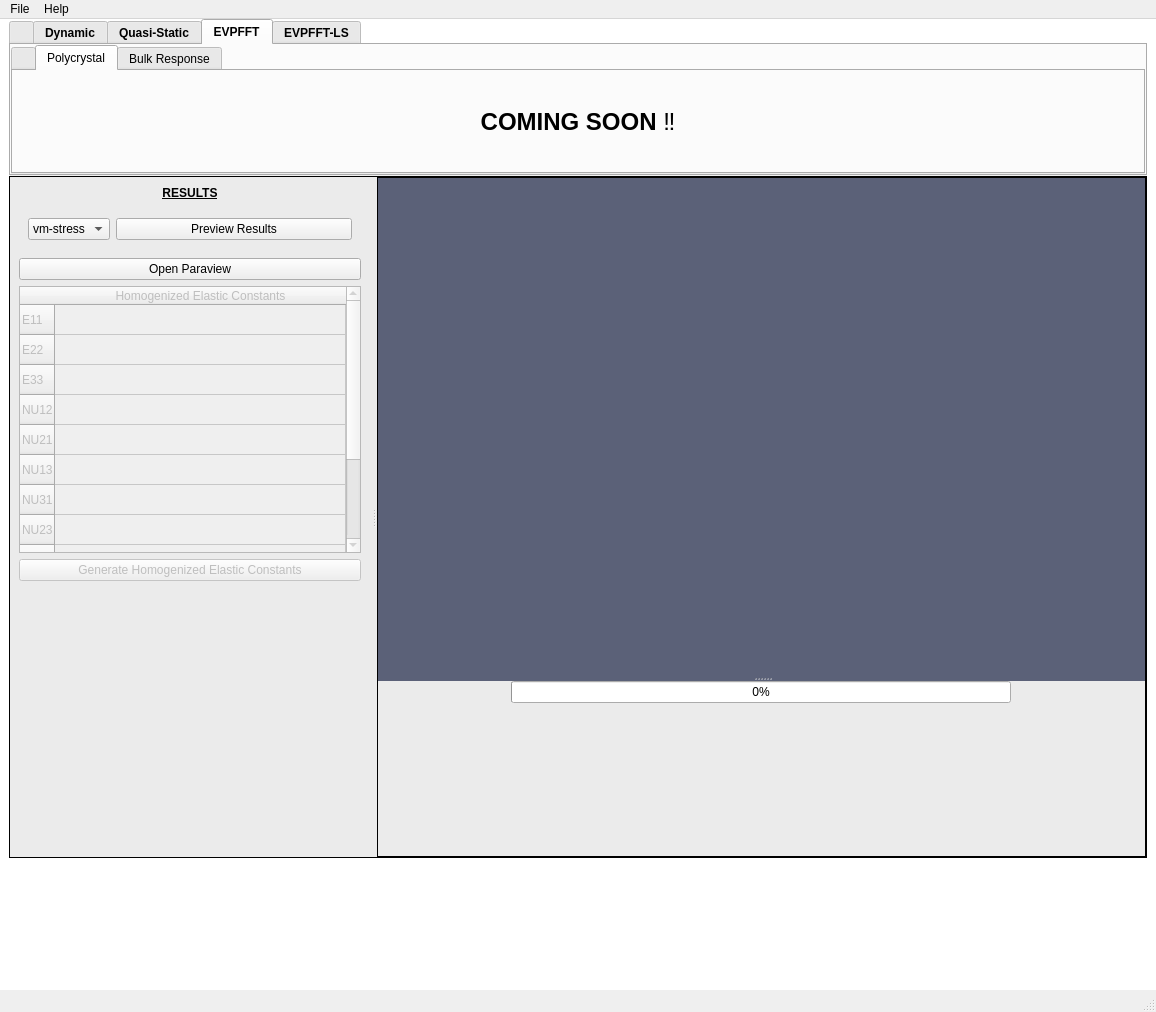
Old version of the form python/FIERRO-GUI/fierro_gui/FIERRO_GUI.ui in the repository lanl/Fierro.
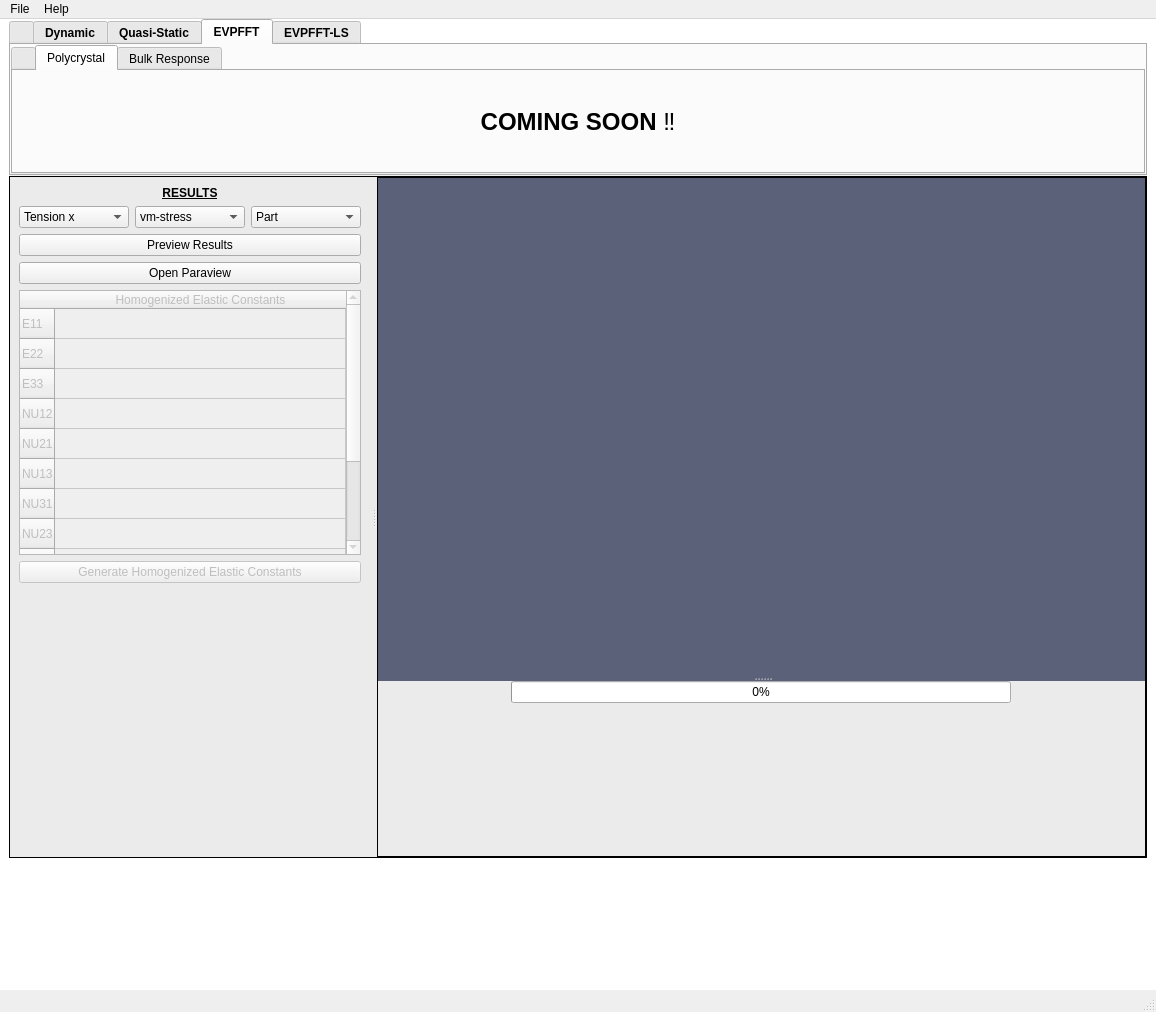
New version of the form. The open tabs and pages were chosen to show the change. Icons and pictures are not drawn.

Commit message: added new result visualizations for EVPFFT-Bulk Response Solver

Diff of the .ui file:
```diff
--- a/python/FIERRO-GUI/fierro_gui/FIERRO_GUI.ui
+++ b/python/FIERRO-GUI/fierro_gui/FIERRO_GUI.ui
@@ -5134,14 +5134,54 @@
               <property name="frameShadow">
                <enum>QFrame::Raised</enum>
               </property>
-              <layout class="QFormLayout" name="formLayout_5">
+              <layout class="QHBoxLayout" name="horizontalLayout_19">
+               <property name="leftMargin">
+                <number>0</number>
+               </property>
                <property name="topMargin">
-                <number>12</number>
+                <number>0</number>
+               </property>
+               <property name="rightMargin">
+                <number>0</number>
                </property>
                <property name="bottomMargin">
-                <number>12</number>
+                <number>0</number>
                </property>
-               <item row="0" column="0">
+               <item>
+                <widget class="QComboBox" name="INBCFile">
+                 <item>
+                  <property name="text">
+                   <string>Tension x</string>
+                  </property>
+                 </item>
+                 <item>
+                  <property name="text">
+                   <string>Tension y</string>
+                  </property>
+                 </item>
+                 <item>
+                  <property name="text">
+                   <string>Tension z</string>
+                  </property>
+                 </item>
+                 <item>
+                  <property name="text">
+                   <string>Shear xy</string>
+                  </property>
+                 </item>
+                 <item>
+                  <property name="text">
+                   <string>Shear xz</string>
+                  </property>
+                 </item>
+                 <item>
+                  <property name="text">
+                   <string>Shear yz</string>
+                  </property>
+                 </item>
+                </widget>
+               </item>
+               <item>
                 <widget class="QComboBox" name="INPreviewResults">
                  <property name="frame">
                   <bool>true</bool>
@@ -5158,22 +5198,47 @@
                  </item>
                 </widget>
                </item>
-               <item row="0" column="1">
-                <widget class="QPushButton" name="BPreviewResults">
-                 <property name="minimumSize">
-                  <size>
-                   <width>140</width>
-                   <height>0</height>
-                  </size>
-                 </property>
-                 <property name="text">
-                  <string>Preview Results</string>
-                 </property>
+               <item>
+                <widget class="QComboBox" name="INResultRegion">
+                 <item>
+                  <property name="text">
+                   <string>Part</string>
+                  </property>
+                 </item>
+                 <item>
+                  <property name="text">
+                   <string>Void</string>
+                  </property>
+                 </item>
+                 <item>
+                  <property name="text">
+                   <string>Part + Void</string>
+                  </property>
+                 </item>
                 </widget>
                </item>
               </layout>
              </widget>
             </item>
+            <item>
+             <widget class="QPushButton" name="BPreviewResults">
+              <property name="minimumSize">
+               <size>
+                <width>140</width>
+                <height>0</height>
+               </size>
+              </property>
+              <property name="maximumSize">
+               <size>
+                <width>16777215</width>
+                <height>16777215</height>
+               </size>
+              </property>
+              <property name="text">
+               <string>Preview Results</string>
+              </property>
+             </widget>
+            </item>
             <item>
              <widget class="QPushButton" name="BOpenParaview">
               <property name="text">
```
Left out of the diff: 2 changed lines with no effect on the pictures. The commit also changes 4 other files.
